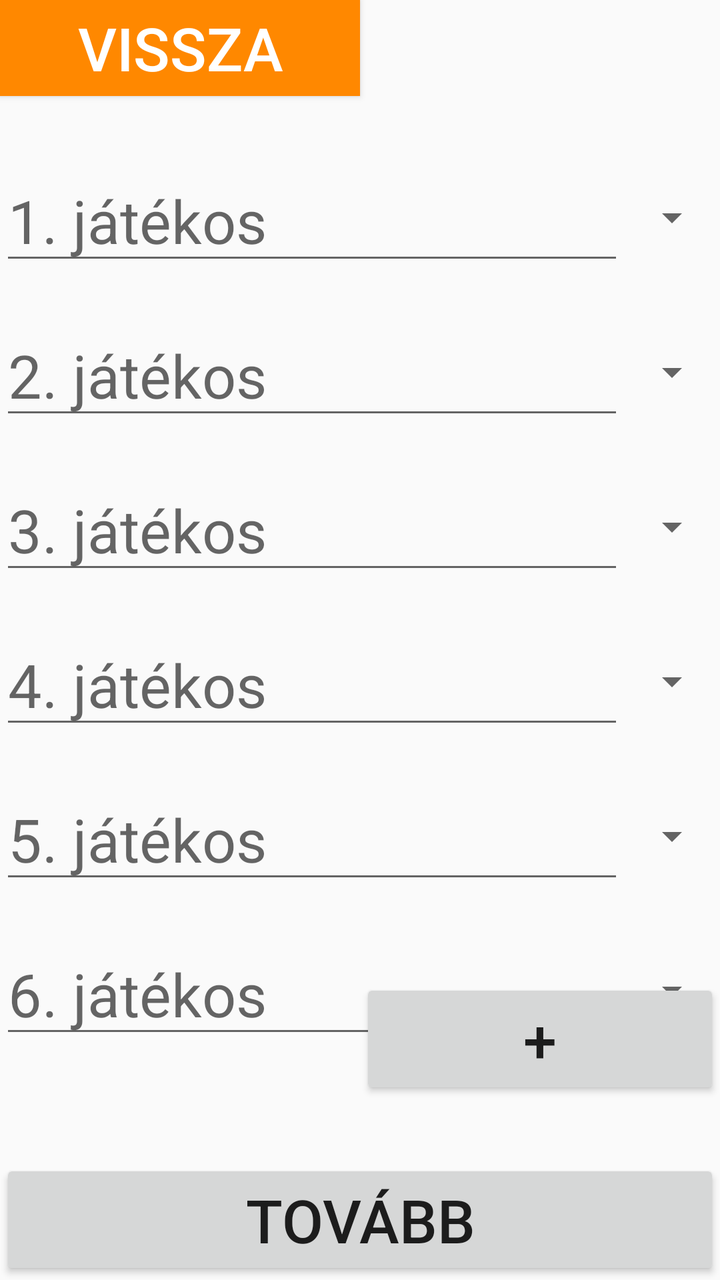
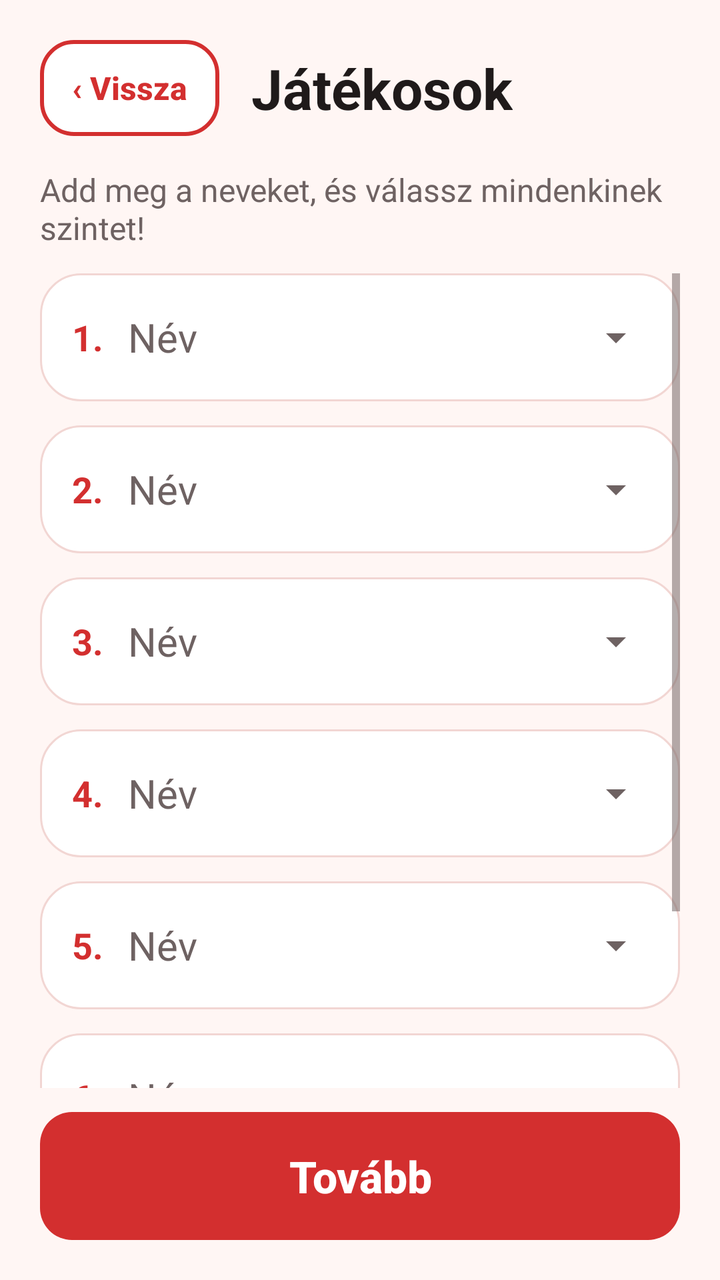

Two renders of the same Android screen: before a commit and after it. Below are the layout's source before the change and the commit's diff.
<!-- AndroidManifest.xml: application theme AppTheme -->
<!-- res/layout/activity_players.xml -->
<?xml version="1.0" encoding="utf-8"?>
<RelativeLayout xmlns:android="http://schemas.android.com/apk/res/android"
    xmlns:app="http://schemas.android.com/apk/res-auto"
    xmlns:tools="http://schemas.android.com/tools"
    android:layout_width="match_parent"
    android:layout_height="match_parent"
    tools:context=".PlayersActivity">

    <View
        android:id="@+id/playersView"
        android:layout_width="0dp"
        android:layout_height="0dp"
        android:layout_centerHorizontal="true"/>

    <Button
        android:layout_width="0dp"
        android:layout_height="wrap_content"
        android:id="@+id/ButtonBackPlayers"
        android:layout_alignParentTop="true"
        android:layout_alignRight="@id/playersView"
        android:layout_alignParentLeft="true"
        android:text="Vissza"
        android:textSize="30dp"
        android:textColor="@android:color/white"
        android:background="@android:color/holo_orange_dark"/>

    <LinearLayout
        android:layout_width="match_parent"
        android:layout_height="wrap_content"
        android:id="@+id/PlayerRow1"
        android:orientation="horizontal"
        android:layout_marginTop="80dp">

        <EditText
            android:layout_width="0dp"
            android:layout_height="wrap_content"
            android:layout_weight="1"
            android:id="@+id/Player1"
            android:text=""
            android:hint="1. játékos"
            android:inputType="textPersonName"
            android:textSize="30dp"/>

        <Spinner
            android:layout_width="wrap_content"
            android:layout_height="wrap_content"
            android:layout_gravity="center_vertical"
            android:id="@+id/PlayerLevel1"/>
    </LinearLayout>

    <LinearLayout
        android:layout_width="match_parent"
        android:layout_height="wrap_content"
        android:id="@+id/PlayerRow2"
        android:orientation="horizontal"
        android:layout_below="@+id/PlayerRow1"
        android:layout_marginTop="20dp">

        <EditText
            android:layout_width="0dp"
            android:layout_height="wrap_content"
            android:layout_weight="1"
            android:id="@+id/Player2"
            android:text=""
            android:hint="2. játékos"
            android:inputType="textPersonName"
            android:textSize="30dp"/>

        <Spinner
            android:layout_width="wrap_content"
            android:layout_height="wrap_content"
            android:layout_gravity="center_vertical"
            android:id="@+id/PlayerLevel2"/>
    </LinearLayout>

    <LinearLayout
        android:layout_width="match_parent"
        android:layout_height="wrap_content"
        android:id="@+id/PlayerRow3"
        android:orientation="horizontal"
        android:layout_below="@+id/PlayerRow2"
        android:layout_marginTop="20dp">

        <EditText
            android:layout_width="0dp"
            android:layout_height="wrap_content"
            android:layout_weight="1"
            android:id="@+id/Player3"
            android:text=""
            android:hint="3. játékos"
            android:inputType="textPersonName"
            android:textSize="30dp"/>

        <Spinner
            android:layout_width="wrap_content"
            android:layout_height="wrap_content"
            android:layout_gravity="center_vertical"
            android:id="@+id/PlayerLevel3"/>
    </LinearLayout>

    <LinearLayout
        android:layout_width="match_parent"
        android:layout_height="wrap_content"
        android:id="@+id/PlayerRow4"
        android:orientation="horizontal"
        android:layout_below="@+id/PlayerRow3"
        android:layout_marginTop="20dp">

        <EditText
            android:layout_width="0dp"
            android:layout_height="wrap_content"
            android:layout_weight="1"
            android:id="@+id/Player4"
            android:text=""
            android:hint="4. játékos"
            android:inputType="textPersonName"
            android:textSize="30dp"/>

        <Spinner
            android:layout_width="wrap_content"
            android:layout_height="wrap_content"
            android:layout_gravity="center_vertical"
            android:id="@+id/PlayerLevel4"/>
    </LinearLayout>

    <LinearLayout
        android:layout_width="match_parent"
        android:layout_height="wrap_content"
        android:id="@+id/PlayerRow5"
        android:orientation="horizontal"
        android:layout_below="@+id/PlayerRow4"
        android:layout_marginTop="20dp">

        <EditText
            android:layout_width="0dp"
            android:layout_height="wrap_content"
            android:layout_weight="1"
            android:id="@+id/Player5"
            android:text=""
            android:hint="5. játékos"
            android:inputType="textPersonName"
            android:textSize="30dp"/>

        <Spinner
            android:layout_width="wrap_content"
            android:layout_height="wrap_content"
            android:layout_gravity="center_vertical"
            android:id="@+id/PlayerLevel5"/>
    </LinearLayout>

    <LinearLayout
        android:layout_width="match_parent"
        android:layout_height="wrap_content"
        android:id="@+id/PlayerRow6"
        android:orientation="horizontal"
        android:layout_below="@+id/PlayerRow5"
        android:layout_marginTop="20dp">

        <EditText
            android:layout_width="0dp"
            android:layout_height="wrap_content"
            android:layout_weight="1"
            android:id="@+id/Player6"
            android:text=""
            android:hint="6. játékos"
            android:inputType="textPersonName"
            android:textSize="30dp"/>

        <Spinner
            android:layout_width="wrap_content"
            android:layout_height="wrap_content"
            android:layout_gravity="center_vertical"
            android:id="@+id/PlayerLevel6"/>
    </LinearLayout>

    <Button
        android:layout_width="match_parent"
        android:layout_height="wrap_content"
        android:id="@+id/ButtonNewPlayer"
        android:layout_alignLeft="@id/playersView"
        android:layout_alignParentRight="true"
        android:layout_above="@+id/ButtonNextPlayers"
        android:layout_marginBottom="30dp"
        android:text="+"
        android:textSize="30dp"/>

    <Button
        android:layout_width="match_parent"
        android:layout_height="wrap_content"
        android:id="@+id/ButtonNextPlayers"
        android:layout_alignParentBottom="true"
        android:text="TOVÁBB"
        android:textSize="30dp"/>

</RelativeLayout>
<!-- resources referenced by this layout -->
<resources>
  <style name="AppTheme" parent="Theme.AppCompat.Light.DarkActionBar">
          
          <item name="colorPrimary">@color/colorPrimary</item>
          <item name="colorPrimaryDark">@color/colorPrimaryDark</item>
          <item name="colorAccent">@color/colorAccent</item>
      </style>
  <color name="colorPrimary">#6200EE</color>
  <color name="colorPrimaryDark">#3700B3</color>
  <color name="colorAccent">#03DAC5</color>
</resources>

<!-- the commit's change to res/layout/activity_players.xml (unified diff, before → after) -->
@@ -1,195 +1,278 @@
 <?xml version="1.0" encoding="utf-8"?>
-<RelativeLayout xmlns:android="http://schemas.android.com/apk/res/android"
-    xmlns:app="http://schemas.android.com/apk/res-auto"
+<LinearLayout xmlns:android="http://schemas.android.com/apk/res/android"
     xmlns:tools="http://schemas.android.com/tools"
-    android:layout_width="match_parent"
-    android:layout_height="match_parent"
+    style="@style/Screen"
     tools:context=".PlayersActivity">
-
-    <View
-        android:id="@+id/playersView"
-        android:layout_width="0dp"
-        android:layout_height="0dp"
-        android:layout_centerHorizontal="true"/>
-
-    <Button
-        android:layout_width="0dp"
-        android:layout_height="wrap_content"
-        android:id="@+id/ButtonBackPlayers"
-        android:layout_alignParentTop="true"
-        android:layout_alignRight="@id/playersView"
-        android:layout_alignParentLeft="true"
-        android:text="Vissza"
-        android:textSize="30dp"
-        android:textColor="@android:color/white"
-        android:background="@android:color/holo_orange_dark"/>
 
     <LinearLayout
         android:layout_width="match_parent"
         android:layout_height="wrap_content"
-        android:id="@+id/PlayerRow1"
-        android:orientation="horizontal"
-        android:layout_marginTop="80dp">
-
-        <EditText
-            android:layout_width="0dp"
+        android:gravity="center_vertical"
+        android:orientation="horizontal">
+
+        <Button
+            style="@style/ButtonSmall"
+            android:id="@+id/ButtonBackPlayers"
+            android:text="‹ Vissza" />
+
+        <TextView
+            style="@style/ScreenTitle"
+            android:layout_marginStart="16dp"
+            android:text="Játékosok" />
+    </LinearLayout>
+
+    <TextView
+        android:layout_width="wrap_content"
+        android:layout_height="wrap_content"
+        android:layout_marginTop="16dp"
+        android:layout_marginBottom="12dp"
+        android:text="Add meg a neveket, és válassz mindenkinek szintet!"
+        android:textColor="@color/textSecondary"
+        android:textSize="16sp" />
+
+    <ScrollView
+        android:layout_width="match_parent"
+        android:layout_height="0dp"
+        android:layout_weight="1">
+
+        <LinearLayout
+            android:layout_width="match_parent"
             android:layout_height="wrap_content"
-            android:layout_weight="1"
-            android:id="@+id/Player1"
-            android:text=""
-            android:hint="1. játékos"
-            android:inputType="textPersonName"
-            android:textSize="30dp"/>
-
-        <Spinner
-            android:layout_width="wrap_content"
-            android:layout_height="wrap_content"
-            android:layout_gravity="center_vertical"
-            android:id="@+id/PlayerLevel1"/>
-    </LinearLayout>
-
-    <LinearLayout
-        android:layout_width="match_parent"
-        android:layout_height="wrap_content"
-        android:id="@+id/PlayerRow2"
-        android:orientation="horizontal"
-        android:layout_below="@+id/PlayerRow1"
-        android:layout_marginTop="20dp">
-
-        <EditText
-            android:layout_width="0dp"
-            android:layout_height="wrap_content"
-            android:layout_weight="1"
-            android:id="@+id/Player2"
-            android:text=""
-            android:hint="2. játékos"
-            android:inputType="textPersonName"
-            android:textSize="30dp"/>
-
-        <Spinner
-            android:layout_width="wrap_content"
-            android:layout_height="wrap_content"
-            android:layout_gravity="center_vertical"
-            android:id="@+id/PlayerLevel2"/>
-    </LinearLayout>
-
-    <LinearLayout
-        android:layout_width="match_parent"
-        android:layout_height="wrap_content"
-        android:id="@+id/PlayerRow3"
-        android:orientation="horizontal"
-        android:layout_below="@+id/PlayerRow2"
-        android:layout_marginTop="20dp">
-
-        <EditText
-            android:layout_width="0dp"
-            android:layout_height="wrap_content"
-            android:layout_weight="1"
-            android:id="@+id/Player3"
-            android:text=""
-            android:hint="3. játékos"
-            android:inputType="textPersonName"
-            android:textSize="30dp"/>
-
-        <Spinner
-            android:layout_width="wrap_content"
-            android:layout_height="wrap_content"
-            android:layout_gravity="center_vertical"
-            android:id="@+id/PlayerLevel3"/>
-    </LinearLayout>
-
-    <LinearLayout
-        android:layout_width="match_parent"
-        android:layout_height="wrap_content"
-        android:id="@+id/PlayerRow4"
-        android:orientation="horizontal"
-        android:layout_below="@+id/PlayerRow3"
-        android:layout_marginTop="20dp">
-
-        <EditText
-            android:layout_width="0dp"
-            android:layout_height="wrap_content"
-            android:layout_weight="1"
-            android:id="@+id/Player4"
-            android:text=""
-            android:hint="4. játékos"
-            android:inputType="textPersonName"
-            android:textSize="30dp"/>
-
-        <Spinner
-            android:layout_width="wrap_content"
-            android:layout_height="wrap_content"
-            android:layout_gravity="center_vertical"
-            android:id="@+id/PlayerLevel4"/>
-    </LinearLayout>
-
-    <LinearLayout
-        android:layout_width="match_parent"
-        android:layout_height="wrap_content"
-        android:id="@+id/PlayerRow5"
-        android:orientation="horizontal"
-        android:layout_below="@+id/PlayerRow4"
-        android:layout_marginTop="20dp">
-
-        <EditText
-            android:layout_width="0dp"
-            android:layout_height="wrap_content"
-            android:layout_weight="1"
-            android:id="@+id/Player5"
-            android:text=""
-            android:hint="5. játékos"
-            android:inputType="textPersonName"
-            android:textSize="30dp"/>
-
-        <Spinner
-            android:layout_width="wrap_content"
-            android:layout_height="wrap_content"
-            android:layout_gravity="center_vertical"
-            android:id="@+id/PlayerLevel5"/>
-    </LinearLayout>
-
-    <LinearLayout
-        android:layout_width="match_parent"
-        android:layout_height="wrap_content"
-        android:id="@+id/PlayerRow6"
-        android:orientation="horizontal"
-        android:layout_below="@+id/PlayerRow5"
-        android:layout_marginTop="20dp">
-
-        <EditText
-            android:layout_width="0dp"
-            android:layout_height="wrap_content"
-            android:layout_weight="1"
-            android:id="@+id/Player6"
-            android:text=""
-            android:hint="6. játékos"
-            android:inputType="textPersonName"
-            android:textSize="30dp"/>
-
-        <Spinner
-            android:layout_width="wrap_content"
-            android:layout_height="wrap_content"
-            android:layout_gravity="center_vertical"
-            android:id="@+id/PlayerLevel6"/>
-    </LinearLayout>
+            android:orientation="vertical">
+
+            <LinearLayout
+                android:layout_width="match_parent"
+                android:layout_height="64dp"
+                android:id="@+id/PlayerRow1"
+                android:layout_marginBottom="12dp"
+                android:background="@drawable/bg_card"
+                android:gravity="center_vertical"
+                android:orientation="horizontal"
+                android:paddingStart="16dp"
+                android:paddingEnd="8dp">
+
+                <TextView
+                    android:layout_width="28dp"
+                    android:layout_height="wrap_content"
+                    android:text="1."
+                    android:textColor="@color/colorPrimary"
+                    android:textSize="18sp"
+                    android:textStyle="bold" />
+
+                <EditText
+                    android:layout_width="0dp"
+                    android:layout_height="match_parent"
+                    android:layout_weight="1"
+                    android:id="@+id/Player1"
+                    android:background="@null"
+                    android:hint="Név"
+                    android:inputType="textPersonName|textCapWords"
+                    android:textColor="@color/textPrimary"
+                    android:textColorHint="@color/textSecondary"
+                    android:textSize="20sp" />
+
+                <Spinner
+                    android:layout_width="wrap_content"
+                    android:layout_height="wrap_content"
+                    android:id="@+id/PlayerLevel1" />
+            </LinearLayout>
+
+            <LinearLayout
+                android:layout_width="match_parent"
+                android:layout_height="64dp"
+                android:id="@+id/PlayerRow2"
+                android:layout_marginBottom="12dp"
+                android:background="@drawable/bg_card"
+                android:gravity="center_vertical"
+                android:orientation="horizontal"
+                android:paddingStart="16dp"
+                android:paddingEnd="8dp">
+
+                <TextView
+                    android:layout_width="28dp"
+                    android:layout_height="wrap_content"
+                    android:text="2."
+                    android:textColor="@color/colorPrimary"
+                    android:textSize="18sp"
+                    android:textStyle="bold" />
+
+                <EditText
+                    android:layout_width="0dp"
+                    android:layout_height="match_parent"
+                    android:layout_weight="1"
+                    android:id="@+id/Player2"
+                    android:background="@null"
+                    android:hint="Név"
+                    android:inputType="textPersonName|textCapWords"
+                    android:textColor="@color/textPrimary"
+                    android:textColorHint="@color/textSecondary"
+                    android:textSize="20sp" />
+
+                <Spinner
+                    android:layout_width="wrap_content"
+                    android:layout_height="wrap_content"
+                    android:id="@+id/PlayerLevel2" />
+            </LinearLayout>
+
+            <LinearLayout
+                android:layout_width="match_parent"
+                android:layout_height="64dp"
+                android:id="@+id/PlayerRow3"
+                android:layout_marginBottom="12dp"
+                android:background="@drawable/bg_card"
+                android:gravity="center_vertical"
+                android:orientation="horizontal"
+                android:paddingStart="16dp"
+                android:paddingEnd="8dp">
+
+                <TextView
+                    android:layout_width="28dp"
+                    android:layout_height="wrap_content"
+                    android:text="3."
+                    android:textColor="@color/colorPrimary"
+                    android:textSize="18sp"
+                    android:textStyle="bold" />
+
+                <EditText
+                    android:layout_width="0dp"
+                    android:layout_height="match_parent"
+                    android:layout_weight="1"
+                    android:id="@+id/Player3"
+                    android:background="@null"
+                    android:hint="Név"
+                    android:inputType="textPersonName|textCapWords"
+                    android:textColor="@color/textPrimary"
+                    android:textColorHint="@color/textSecondary"
+                    android:textSize="20sp" />
+
+                <Spinner
+                    android:layout_width="wrap_content"
+                    android:layout_height="wrap_content"
+                    android:id="@+id/PlayerLevel3" />
+            </LinearLayout>
+
+            <LinearLayout
+                android:layout_width="match_parent"
+                android:layout_height="64dp"
+                android:id="@+id/PlayerRow4"
+                android:layout_marginBottom="12dp"
+                android:background="@drawable/bg_card"
+                android:gravity="center_vertical"
+                android:orientation="horizontal"
+                android:paddingStart="16dp"
+                android:paddingEnd="8dp">
+
+                <TextView
+                    android:layout_width="28dp"
+                    android:layout_height="wrap_content"
+                    android:text="4."
+                    android:textColor="@color/colorPrimary"
+                    android:textSize="18sp"
+                    android:textStyle="bold" />
+
+                <EditText
+                    android:layout_width="0dp"
+                    android:layout_height="match_parent"
+                    android:layout_weight="1"
+                    android:id="@+id/Player4"
+                    android:background="@null"
+                    android:hint="Név"
+                    android:inputType="textPersonName|textCapWords"
+                    android:textColor="@color/textPrimary"
+                    android:textColorHint="@color/textSecondary"
+                    android:textSize="20sp" />
+
+                <Spinner
+                    android:layout_width="wrap_content"
+                    android:layout_height="wrap_content"
+                    android:id="@+id/PlayerLevel4" />
+            </LinearLayout>
+
+            <LinearLayout
+                android:layout_width="match_parent"
+                android:layout_height="64dp"
+                android:id="@+id/PlayerRow5"
+                android:layout_marginBottom="12dp"
+                android:background="@drawable/bg_card"
+                android:gravity="center_vertical"
+                android:orientation="horizontal"
+                android:paddingStart="16dp"
+                android:paddingEnd="8dp">
+
+                <TextView
+                    android:layout_width="28dp"
+                    android:layout_height="wrap_content"
+                    android:text="5."
+                    android:textColor="@color/colorPrimary"
+                    android:textSize="18sp"
+                    android:textStyle="bold" />
+
+                <EditText
+                    android:layout_width="0dp"
+                    android:layout_height="match_parent"
+                    android:layout_weight="1"
+                    android:id="@+id/Player5"
+                    android:background="@null"
+                    android:hint="Név"
+                    android:inputType="textPersonName|textCapWords"
+                    android:textColor="@color/textPrimary"
+                    android:textColorHint="@color/textSecondary"
+                    android:textSize="20sp" />
+
+                <Spinner
+                    android:layout_width="wrap_content"
+                    android:layout_height="wrap_content"
+                    android:id="@+id/PlayerLevel5" />
+            </LinearLayout>
+
+            <LinearLayout
+                android:layout_width="match_parent"
+                android:layout_height="64dp"
+                android:id="@+id/PlayerRow6"
+                android:layout_marginBottom="12dp"
+                android:background="@drawable/bg_card"
+                android:gravity="center_vertical"
+                android:orientation="horizontal"
+                android:paddingStart="16dp"
+                android:paddingEnd="8dp">
+
+                <TextView
+                    android:layout_width="28dp"
+                    android:layout_height="wrap_content"
+                    android:text="6."
+                    android:textColor="@color/colorPrimary"
+                    android:textSize="18sp"
+                    android:textStyle="bold" />
+
+                <EditText
+                    android:layout_width="0dp"
+                    android:layout_height="match_parent"
+                    android:layout_weight="1"
+                    android:id="@+id/Player6"
+                    android:background="@null"
+                    android:hint="Név"
+                    android:inputType="textPersonName|textCapWords"
+                    android:textColor="@color/textPrimary"
+                    android:textColorHint="@color/textSecondary"
+                    android:textSize="20sp" />
+
+                <Spinner
+                    android:layout_width="wrap_content"
+                    android:layout_height="wrap_content"
+                    android:id="@+id/PlayerLevel6" />
+            </LinearLayout>
+
+            <Button
+                style="@style/ButtonSecondary"
+                android:id="@+id/ButtonNewPlayer"
+                android:text="+ Új játékos" />
+        </LinearLayout>
+    </ScrollView>
 
     <Button
-        android:layout_width="match_parent"
-        android:layout_height="wrap_content"
-        android:id="@+id/ButtonNewPlayer"
-        android:layout_alignLeft="@id/playersView"
-        android:layout_alignParentRight="true"
-        android:layout_above="@+id/ButtonNextPlayers"
-        android:layout_marginBottom="30dp"
-        android:text="+"
-        android:textSize="30dp"/>
-
-    <Button
-        android:layout_width="match_parent"
-        android:layout_height="wrap_content"
+        style="@style/ButtonPrimary"
         android:id="@+id/ButtonNextPlayers"
-        android:layout_alignParentBottom="true"
-        android:text="TOVÁBB"
-        android:textSize="30dp"/>
-
-</RelativeLayout>
+        android:layout_marginTop="12dp"
+        android:text="Tovább" />
+
+</LinearLayout>
<!-- resource entries referenced after the edit -->
@@ -1,13 +1,115 @@
 <!-- resources referenced by this layout -->
 <resources>
-  <style name="AppTheme" parent="Theme.AppCompat.Light.DarkActionBar">
-          
+  <style name="AppTheme" parent="Theme.AppCompat.Light.NoActionBar">
           <item name="colorPrimary">@color/colorPrimary</item>
           <item name="colorPrimaryDark">@color/colorPrimaryDark</item>
           <item name="colorAccent">@color/colorAccent</item>
+          <item name="android:windowBackground">@color/background</item>
+          <item name="android:textColorPrimary">@color/textPrimary</item>
+          <item name="android:textColorSecondary">@color/textSecondary</item>
       </style>
-  <color name="colorPrimary">#6200EE</color>
-  <color name="colorPrimaryDark">#3700B3</color>
-  <color name="colorAccent">#03DAC5</color>
+  <color name="surface">#FFFFFF</color>
+  <color name="outline">#F2D6D3</color>
+  <style name="ButtonBase" parent="Widget.AppCompat.Button">
+          <item name="android:layout_width">match_parent</item>
+          <item name="android:layout_height">64dp</item>
+          <item name="android:textSize">22sp</item>
+          <item name="android:textStyle">bold</item>
+          <item name="android:textAllCaps">false</item>
+          <item name="android:stateListAnimator">@null</item>
+          <item name="android:paddingStart">20dp</item>
+          <item name="android:paddingEnd">20dp</item>
+      </style>
+  <!-- drawable btn_primary (drawable) -->
+  <?xml version="1.0" encoding="utf-8"?>
+  <selector xmlns:android="http://schemas.android.com/apk/res/android">
+      <item android:state_enabled="false">
+          <shape android:shape="rectangle">
+              <corners android:radius="16dp" />
+              <solid android:color="@color/disabled" />
+          </shape>
+      </item>
+      <item android:state_pressed="true">
+          <shape android:shape="rectangle">
+              <corners android:radius="16dp" />
+              <solid android:color="@color/colorPrimaryDark" />
+          </shape>
+      </item>
+      <item>
+          <shape android:shape="rectangle">
+              <corners android:radius="16dp" />
+              <solid android:color="@color/colorPrimary" />
+          </shape>
+      </item>
+  </selector>
+  <!-- drawable btn_secondary (drawable) -->
+  <?xml version="1.0" encoding="utf-8"?>
+  <selector xmlns:android="http://schemas.android.com/apk/res/android">
+      <item android:state_enabled="false">
+          <shape android:shape="rectangle">
+              <corners android:radius="16dp" />
+              <solid android:color="@color/surface" />
+              <stroke android:width="2dp" android:color="@color/disabled" />
+          </shape>
+      </item>
+      <item android:state_pressed="true">
+          <shape android:shape="rectangle">
+              <corners android:radius="16dp" />
+              <solid android:color="@color/pinkLight" />
+              <stroke android:width="2dp" android:color="@color/colorPrimary" />
+          </shape>
+      </item>
+      <item>
+          <shape android:shape="rectangle">
+              <corners android:radius="16dp" />
+              <solid android:color="@color/surface" />
+              <stroke android:width="2dp" android:color="@color/colorPrimary" />
+          </shape>
+      </item>
+  </selector>
+  <color name="background">#FFF6F4</color>
+  <color name="colorPrimary">#D32F2F</color>
+  <color name="textPrimary">#1F1A1A</color>
+  <color name="textSecondary">#6E6262</color>
+  <!-- drawable bg_card (drawable) -->
+  <?xml version="1.0" encoding="utf-8"?>
+  <shape xmlns:android="http://schemas.android.com/apk/res/android" android:shape="rectangle">
+      <corners android:radius="20dp" />
+      <solid android:color="@color/surface" />
+      <stroke android:width="1dp" android:color="@color/outline" />
+  </shape>
+  <style name="ButtonPrimary" parent="ButtonBase">
+          <item name="android:background">@drawable/btn_primary</item>
+          <item name="android:textColor">@color/surface</item>
+      </style>
+  <style name="ButtonSecondary" parent="ButtonBase">
+          <item name="android:background">@drawable/btn_secondary</item>
+          <item name="android:textColor">@color/text_secondary_button</item>
+      </style>
+  <style name="ButtonSmall" parent="ButtonSecondary">
+          <item name="android:layout_width">wrap_content</item>
+          <item name="android:layout_height">48dp</item>
+          <item name="android:textSize">16sp</item>
+          <item name="android:paddingStart">16dp</item>
+          <item name="android:paddingEnd">16dp</item>
+      </style>
+  <style name="Screen">
+          <item name="android:layout_width">match_parent</item>
+          <item name="android:layout_height">match_parent</item>
+          <item name="android:orientation">vertical</item>
+          <item name="android:padding">20dp</item>
+          <item name="android:background">@color/background</item>
+      </style>
+  <style name="ScreenTitle">
+          <item name="android:layout_width">wrap_content</item>
+          <item name="android:layout_height">wrap_content</item>
+          <item name="android:textSize">28sp</item>
+          <item name="android:textStyle">bold</item>
+          <item name="android:textColor">@color/textPrimary</item>
+      </style>
+  <color name="colorPrimaryDark">#9A0007</color>
+  <color name="colorAccent">#D32F2F</color>
+  <color name="disabled">#E0D6D5</color>
+  <color name="pinkLight">#FCE4EC</color>
 </resources>
 
